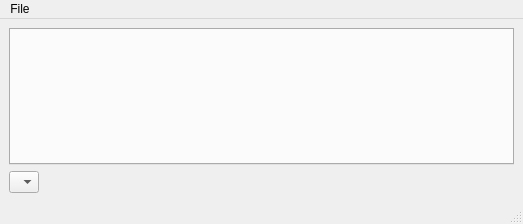
Above: client/src/mainwindow.ui from KDAB/FatCRM before the change. Below: the same form after it.
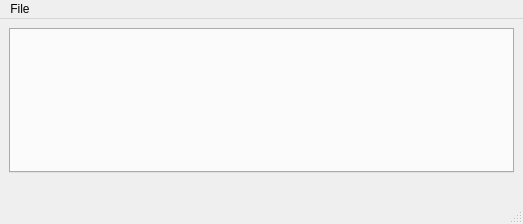
That is the form after the change.

Commit message: working on fatcrm 6 - intermediate coomit - remove the combo resources from the ui and load by default the sugar resource - implement a login functionality for people to be able and select other resources if possible

The edit to the form file:
```diff
--- a/client/src/mainwindow.ui
+++ b/client/src/mainwindow.ui
@@ -22,18 +22,6 @@
       </item>
       <item>
        <layout class="QHBoxLayout" name="horizontalLayout">
-        <item>
-         <widget class="QComboBox" name="resourceSelector">
-          <property name="sizeAdjustPolicy">
-           <enum>QComboBox::AdjustToContents</enum>
-          </property>
-          <item>
-           <property name="text">
-            <string/>
-           </property>
-          </item>
-         </widget>
-        </item>
         <item>
          <spacer name="horizontalSpacer">
           <property name="orientation">
```
Left out of the diff: 7 changed lines with no effect on the pictures. The commit also changes 2 other files.
